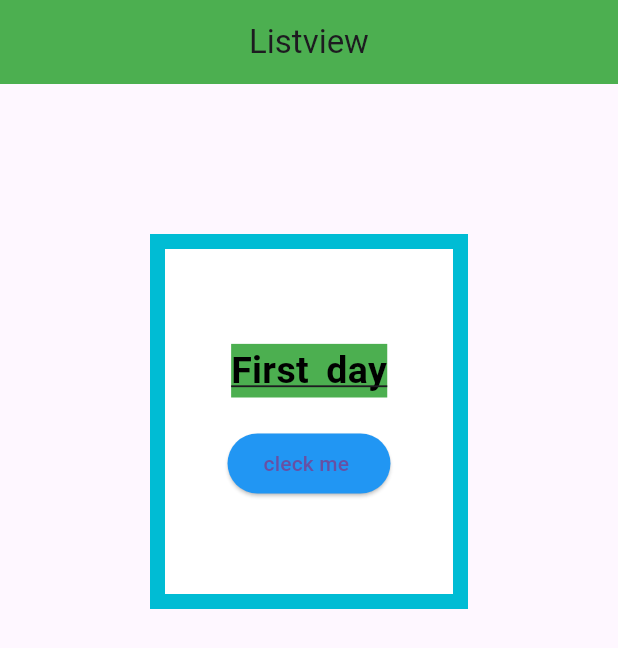
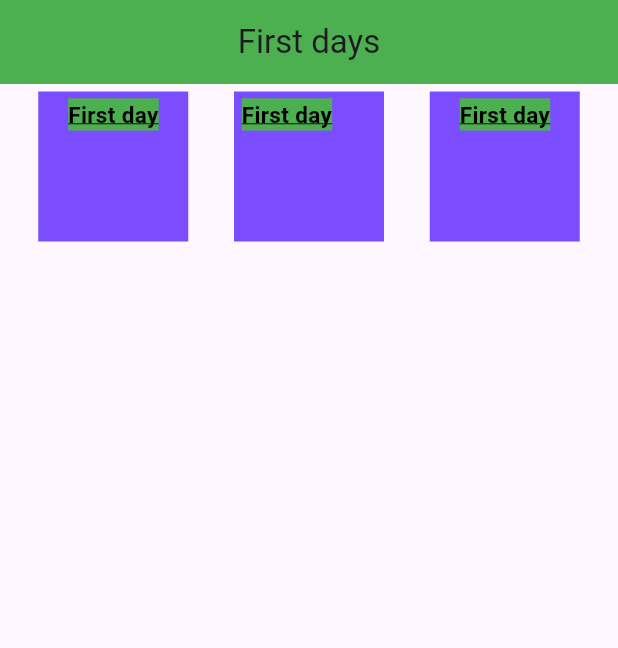
Before and after one commit to sourovkumar01/Container_with_attributes, a Flutter app: the screen it shows after launch, on a phone screen of 412 x 824 dp. Shown: the top 648 px of the screen. Run offline on Flutter 3.47's test engine with Material 3 defaults, Android fonts, the phone set to English and light mode, and no system bars.

```diff
--- /dev/null
+++ b/lib/home_screen.dart
@@ -0,0 +1,18 @@
+import 'package:flutter/material.dart';
+class HomeScreen extends StatefulWidget {
+  const HomeScreen({super.key});
+
+  @override
+  State<HomeScreen> createState() => _HomeScreenState();
+}
+
+class _HomeScreenState extends State<HomeScreen> {
+  @override
+  Widget build(BuildContext context) {
+    return Scaffold(
+      appBar: AppBar(
+        title: Text('HomeScreen'),
+      ),
+    );
+  }
+}
--- a/lib/main.dart
+++ b/lib/main.dart
@@ -22,43 +22,81 @@ class HomeScreen extends StatelessWidget {
     // throw UnimplementedError();
     return Scaffold(
       appBar: AppBar(
-        title: Text('Listview'),
+        title: Text('First days'),
         backgroundColor: Colors.green,
         centerTitle: true,
       ),
-      body: Container(
-        height: 250,
-        width: 250,
-        alignment: Alignment.center,
-        margin: EdgeInsets.all(100),
-        padding: EdgeInsets.all(30),
-        decoration: BoxDecoration(
-            color: Colors.white,
-            border: Border.all(color: Colors.cyan, width: 10)),
+      body: Row(
+        mainAxisAlignment: MainAxisAlignment.spaceEvenly,
+        children: [
+          Container(
+            height: 100,
+            width: 100,
+            margin: EdgeInsets.all(5),
+            padding: EdgeInsets.all(5),
+            color: Colors.deepPurpleAccent,
             child: Column(
-          mainAxisAlignment: MainAxisAlignment.center,
               children: [
                 Text(
                   'First day',
                   style: TextStyle(
                       color: Colors.black,
-                  fontSize: (25),
+                      fontSize: (15),
                       fontWeight: FontWeight.bold,
                       backgroundColor: Colors.green,
                       decoration: TextDecoration.underline,
-                  wordSpacing: 5),
-            ),
-            SizedBox(height: 20),
-            ElevatedButton(
-              onPressed: () {},
-              style: ElevatedButton.styleFrom(
-                primary: Colors.blue,
-              ),
-              child: Text('cleck me '),
+                      wordSpacing: 0),
                 ),
               ],
             ),
           ),
+          Container(
+            height: 100,
+            width: 100,
+            margin: EdgeInsets.all(5),
+            padding: EdgeInsets.all(5),
+            color: Colors.deepPurpleAccent,
+            child: Column(
+              mainAxisAlignment: MainAxisAlignment.start,
+              crossAxisAlignment: CrossAxisAlignment.start,
+              children: [
+                Text(
+                  'First day',
+                  style: TextStyle(
+                      color: Colors.black,
+                      fontSize: (15),
+                      fontWeight: FontWeight.bold,
+                      backgroundColor: Colors.green,
+                      decoration: TextDecoration.underline,
+                      wordSpacing: 0),
+                ),
+              ],
+            ),
+          ),
+          Container(
+            height: 100,
+            width: 100,
+            //decoration: BoxDecoration(borderRadius:BorderRadius.circular(2)),
+            margin: EdgeInsets.all(5),
+            padding: EdgeInsets.all(5),
+            color: Colors.deepPurpleAccent,
+            child: Column(
+              children: [
+                Text(
+                  'First day',
+                  style: TextStyle(
+                      color: Colors.black,
+                      fontSize: (15),
+                      fontWeight: FontWeight.bold,
+                      backgroundColor: Colors.green,
+                      decoration: TextDecoration.underline,
+                      wordSpacing: 0),
+                ),
+              ],
+            ),
+          ),
+        ],
+      ),
     );
   }
 }
```
Also changed, not shown: 1 other file. Lines whose indentation alone changed are shown as unchanged.
